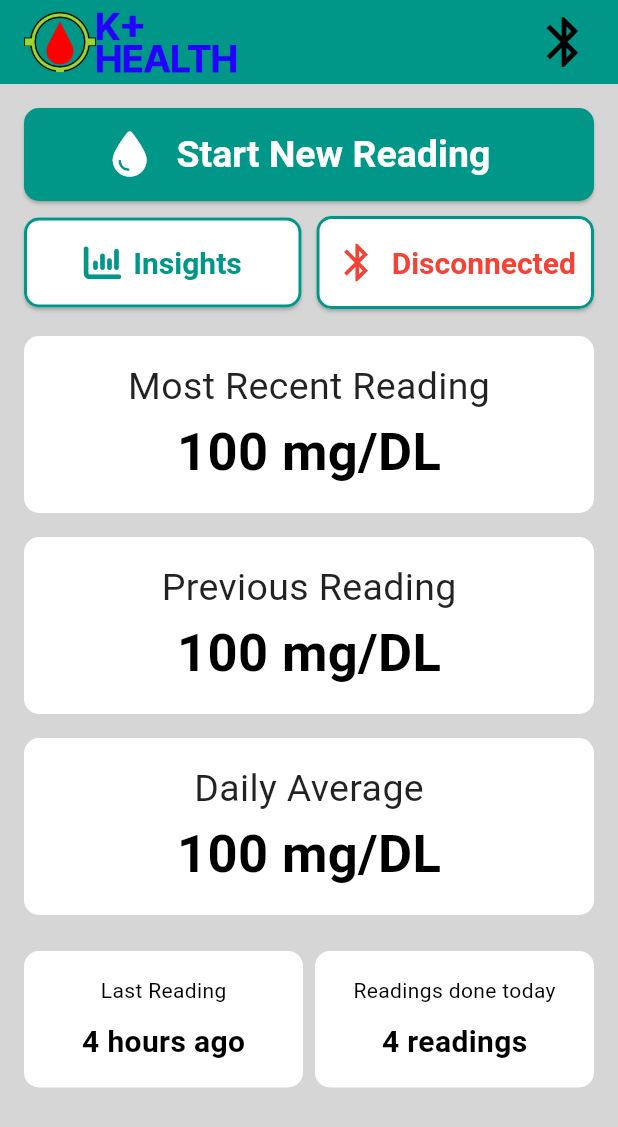
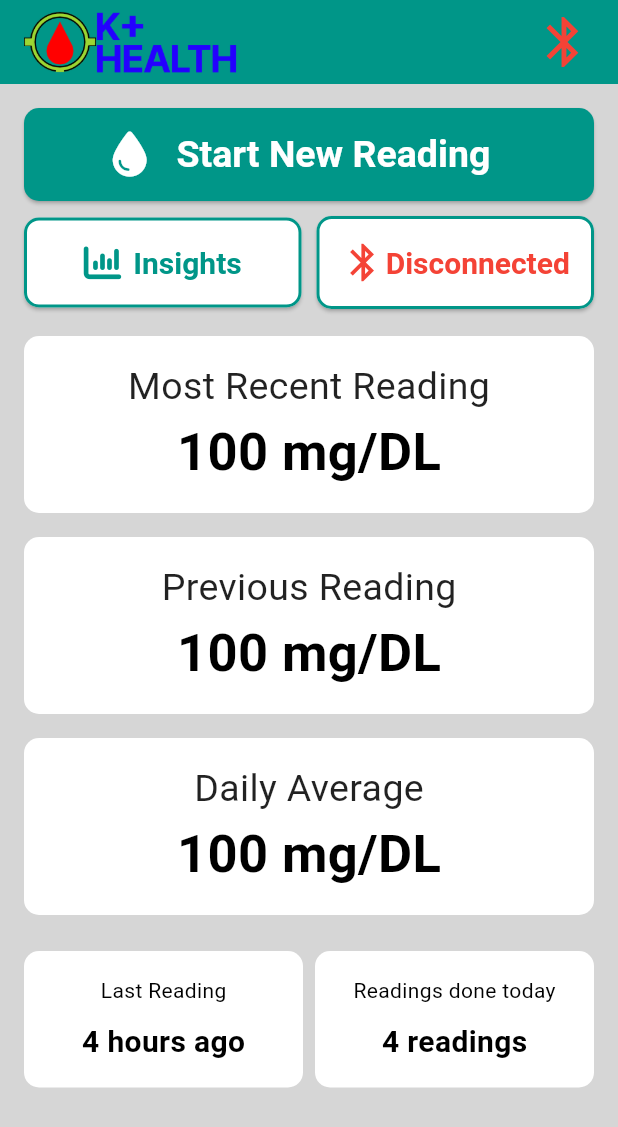
Before and after one commit to RicePandaaaa/KHealth, a Flutter app: the screen it shows after launch, on a phone screen of 412 x 824 dp. Shown: the top 1127 px of the screen. Run offline on Flutter 3.47's test engine with Material 3 defaults, Android fonts, the phone set to English and light mode, and no system bars; our stand-ins replace flutter_blue_plus, font_awesome_flutter, permission_handler.

Commit message:
Finish home screen

```diff
--- a/android_app/lib/screens/home_screen.dart
+++ b/android_app/lib/screens/home_screen.dart
@@ -29,7 +29,7 @@ class HomeScreen extends StatelessWidget {
           padding: const EdgeInsets.only(right: 16.0),
           child: Icon(
             Icons.bluetooth,
-            color: BluetoothManager().connectedDevice != null ? Colors.teal : Colors.black,
+            color: BluetoothManager().connectedDevice != null ? Colors.lightBlue : Colors.red,
             size: 40.0,
           ),
         ),
@@ -67,7 +67,11 @@ class HomeScreen extends StatelessWidget {
                   child: Row(
                     mainAxisAlignment: MainAxisAlignment.center,
                     children: [
-                      FaIcon(FontAwesomeIcons.droplet, size: 30),
+                      FaIcon(
+                        FontAwesomeIcons.droplet,
+                        size: 30,
+                        color: Colors.white,
+                      ),
                       const SizedBox(width: 20),
                       const Text(
                         "Start New Reading",
@@ -103,7 +107,11 @@ class HomeScreen extends StatelessWidget {
                       child: Row(
                         mainAxisSize: MainAxisSize.min,
                         children: [
-                          FaIcon(FontAwesomeIcons.chartColumn, size: 25),
+                          FaIcon(
+                            FontAwesomeIcons.chartColumn,
+                            size: 25,
+                            color: Colors.teal,
+                          ),
                           const SizedBox(width: 8),
                           const Text(
                             "Insights",
@@ -143,7 +151,7 @@ class HomeScreen extends StatelessWidget {
                                 : Colors.red,
                             size: 30,
                           ),
-                          const SizedBox(width: 8),
+
                           Text(
                             BluetoothManager().connectedDevice != null
                                 ? "Connected"
```
